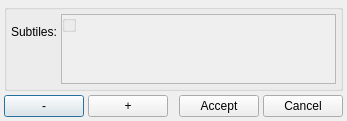
Before: the Qt Designer form source/tilesetlightdialog.ui in pionere/d1-graphics-tool, drawn with Qt 5.
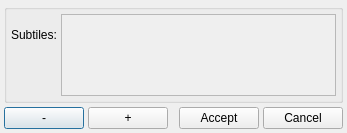
After: the same form once the commit is applied.

The edit to the form file:
```diff
--- a/source/tilesetlightdialog.ui
+++ b/source/tilesetlightdialog.ui
@@ -21,13 +21,15 @@
       </item>
       <item row="0" column="1" rowspan="2">
        <widget class="QScrollArea">
-        <property name="minimumWidth">
-         <number>180</number>
-        </property>
-        <property name="minimumHeight">
-         <number>80</number>
-        </property>
-        <widget class="QGroupBox">
+        <widget class="QWidget">
+         <property name="geometry">
+          <rect>
+           <x>0</x>
+           <y>0</y>
+           <width>180</width>
+           <height>80</height>
+          </rect>
+         </property>
          <layout class="QVBoxLayout" name="rangesVBoxLayout"/>
         </widget>
         </widget>
```
Lines whose indentation alone changed are shown as unchanged.
